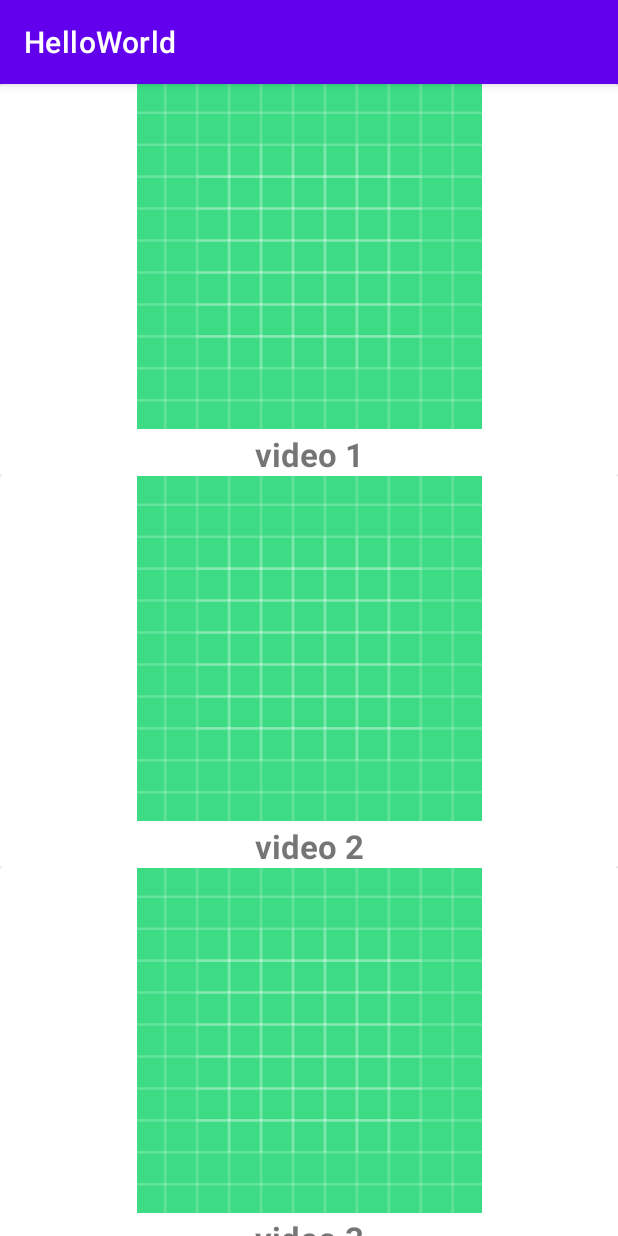
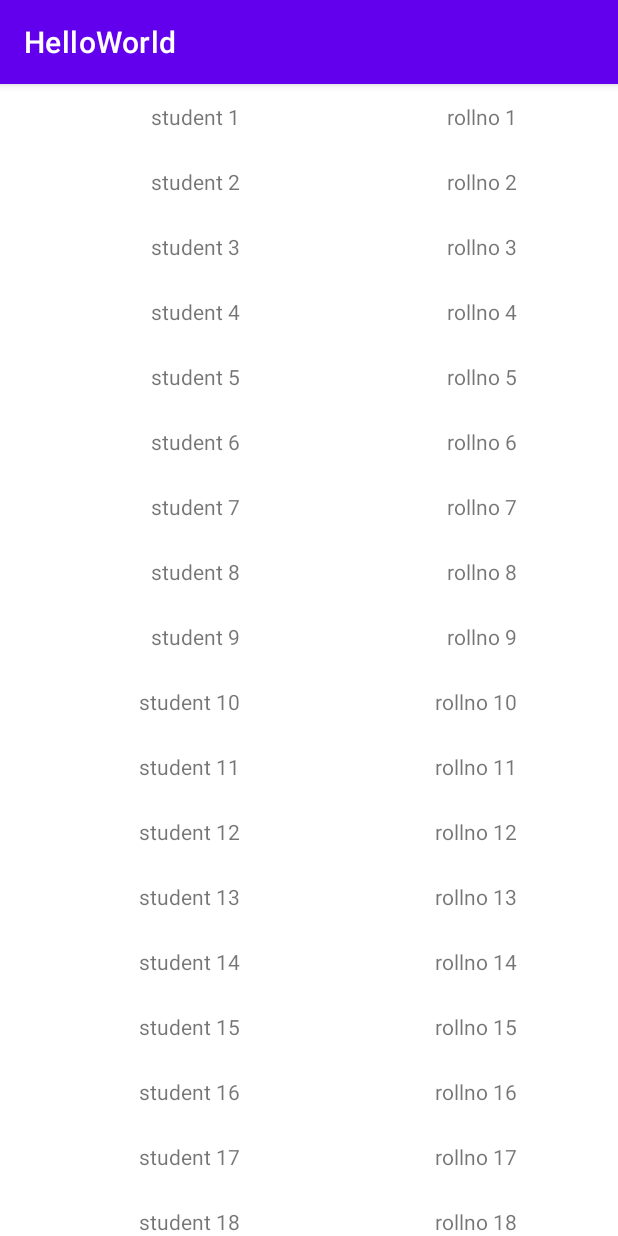
Before and after one commit to Mobile-Computing-Winter-2021/assignment0-vijayshekhar, an Android app: the screen it shows after launch (MainActivity), on a phone screen of 412 x 824 dp. Run offline under Robolectric (Android 15) with nearby library versions, the phone set to English and light mode, and no system bars.

Commit message:
RecyclerView UI done.

```diff
--- a/app/src/main/java/com/example/helloworld/Fragments/StudentListFragment.java
+++ b/app/src/main/java/com/example/helloworld/Fragments/StudentListFragment.java
@@ -14,7 +14,7 @@ import android.view.ViewGroup;
 
 import com.example.helloworld.R;
 import com.example.helloworld.Students;
-import com.example.helloworld.adaptors.ItemAdaptor;
+import com.example.helloworld.adaptors.StudentListRecyclerAdapter;
 
 import java.util.ArrayList;
 import java.util.List;
@@ -44,9 +44,7 @@ public class StudentListFragment extends Fragment {
 
 //        initData();
 
-        recyclerView.setAdapter(new ItemAdaptor(initData()));
-
-
+        recyclerView.setAdapter(new StudentListRecyclerAdapter(initData()));
 
         return view;
     }
@@ -54,11 +52,37 @@ public class StudentListFragment extends Fragment {
     private List<Students> initData() {
 
         itemList=new ArrayList<>();
-        itemList.add(new Students(R.drawable.ic_launcher_background,"video 1"));
-        itemList.add(new Students(R.drawable.ic_launcher_background,"video 2"));
-        itemList.add(new Students(R.drawable.ic_launcher_background,"video 3"));
-        itemList.add(new Students(R.drawable.ic_launcher_background,"video 4"));
-        itemList.add(new Students(R.drawable.ic_launcher_background,"video 5"));
+        itemList.add(new Students("student 1","video branch 1","rollno 1"));
+        itemList.add(new Students("student 2","video branch 2","rollno 2"));
+        itemList.add(new Students("student 3","video branch 3","rollno 3"));
+        itemList.add(new Students("student 4","video branch 4","rollno 4"));
+        itemList.add(new Students("student 5","video branch 5","rollno 5"));
+        itemList.add(new Students("student 6","video branch 6","rollno 6"));
+        itemList.add(new Students("student 7","video branch 7","rollno 7"));
+        itemList.add(new Students("student 8","video branch 8","rollno 8"));
+        itemList.add(new Students("student 9","video branch 9","rollno 9"));
+        itemList.add(new Students("student 10","video branch 10","rollno 10"));
+        itemList.add(new Students("student 11","video branch 11","rollno 11"));
+        itemList.add(new Students("student 12","video branch 12","rollno 12"));
+        itemList.add(new Students("student 13","video branch 13","rollno 13"));
+        itemList.add(new Students("student 14","video branch 14","rollno 14"));
+        itemList.add(new Students("student 15","video branch 15","rollno 15"));
+        itemList.add(new Students("student 16","video branch 16","rollno 16"));
+        itemList.add(new Students("student 17","video branch 17","rollno 17"));
+        itemList.add(new Students("student 18","video branch 18","rollno 18"));
+        itemList.add(new Students("student 19","video branch 19","rollno 19"));
+        itemList.add(new Students("student 20","video branch 20","rollno 20"));
+        itemList.add(new Students("student 21","video branch 21","rollno 21"));
+        itemList.add(new Students("student 22","video branch 22","rollno 22"));
+        itemList.add(new Students("student 23","video branch 23","rollno 23"));
+        itemList.add(new Students("student 24","video branch 24","rollno 24"));
+        itemList.add(new Students("student 25","video branch 25","rollno 25"));
+        itemList.add(new Students("student 26","video branch 26","rollno 26"));
+        itemList.add(new Students("student 27","video branch 27","rollno 27"));
+        itemList.add(new Students("student 28","video branch 28","rollno 28"));
+        itemList.add(new Students("student 29","video branch 29","rollno 29"));
+        itemList.add(new Students("student 30","video branch 30","rollno 30"));
+
 
 
         return itemList;
--- a/app/src/main/java/com/example/helloworld/Students.java
+++ b/app/src/main/java/com/example/helloworld/Students.java
@@ -2,27 +2,37 @@ package com.example.helloworld;
 
 public class Students {
 
-    int image;
-    String name;
+    String branch1;
+    String name1;
+    String rollno1;
 
-    public Students(int image, String name) {
-        this.image = image;
-        this.name = name;
+    public Students(String name, String branch, String rollno) {
+        this.branch1 = branch;
+        this.name1 = name;
+        this.rollno1 = rollno;
     }
 
-    public int getImage() {
-        return image;
+    public String getBranch1() {
+        return branch1;
     }
 
-    public void setImage(int image) {
-        this.image = image;
+    public void setBranch1(String branch1) {
+        this.branch1 = branch1;
     }
 
-    public String getName() {
-        return name;
+    public String getName1() {
+        return name1;
     }
 
-    public void setName(String name) {
-        this.name = name;
+    public void setName1(String name1) {
+        this.name1 = name1;
+    }
+
+    public String getRollno1() {
+        return rollno1;
+    }
+
+    public void setRollno1(String rollno1) {
+        this.rollno1 = rollno1;
     }
 }
--- a/app/src/main/java/com/example/helloworld/adaptors/ItemAdaptor.java
+++ b/app/src/main/java/com/example/helloworld/adaptors/StudentListRecyclerAdapter.java
@@ -3,7 +3,6 @@ package com.example.helloworld.adaptors;
 import android.view.LayoutInflater;
 import android.view.View;
 import android.view.ViewGroup;
-import android.widget.ImageView;
 import android.widget.TextView;
 
 import androidx.annotation.NonNull;
@@ -12,19 +11,20 @@ import androidx.recyclerview.widget.RecyclerView;
 import com.example.helloworld.R;
 import com.example.helloworld.Students;
 
+
 import java.util.List;
 
-public class ItemAdaptor extends RecyclerView.Adapter<ItemAdaptor.ViewHolder> {
+public class StudentListRecyclerAdapter extends RecyclerView.Adapter<StudentListRecyclerAdapter.ViewHolder> {
 
     List<Students> itemList1;
-    public ItemAdaptor(List<Students> itemList)  {
+    public StudentListRecyclerAdapter(List<Students> itemList)  {
 
         this.itemList1 = itemList;
     }
 
     @NonNull
     @Override
-    public ItemAdaptor.ViewHolder onCreateViewHolder(@NonNull ViewGroup parent, int viewType) {
+    public StudentListRecyclerAdapter.ViewHolder onCreateViewHolder(@NonNull ViewGroup parent, int viewType) {
         View view = LayoutInflater.from(parent.getContext()).inflate(R.layout.row_items,parent,false);
         ViewHolder viewHolder = new ViewHolder(view);
 
@@ -32,10 +32,10 @@ public class ItemAdaptor extends RecyclerView.Adapter<ItemAdaptor.ViewHolder> {
     }
 
     @Override
-    public void onBindViewHolder(@NonNull ItemAdaptor.ViewHolder holder, int position) {
+    public void onBindViewHolder(@NonNull StudentListRecyclerAdapter.ViewHolder holder, int position) {
 
-        holder.itemImage.setImageResource(itemList1.get(position).getImage());
-        holder.itemText.setText(itemList1.get(position).getName());
+        holder.nameText.setText(itemList1.get(position).getName1());
+        holder.rollnoText.setText(itemList1.get(position).getRollno1());
 
     }
 
@@ -46,14 +46,14 @@ public class ItemAdaptor extends RecyclerView.Adapter<ItemAdaptor.ViewHolder> {
 
     public class ViewHolder extends RecyclerView.ViewHolder {
 
-        ImageView itemImage;
-        TextView itemText;
+        TextView nameText;
+        TextView rollnoText;
 
         public ViewHolder(@NonNull View itemView) {
             super(itemView);
 
-            itemImage = itemView.findViewById(R.id.itemImg);
-            itemText = itemView.findViewById(R.id.itemName);
+            nameText = itemView.findViewById(R.id.name_tv);
+            rollnoText = itemView.findViewById(R.id.rollno_tv);
 
 
         }
--- a/app/src/main/res/layout/row_items.xml
+++ b/app/src/main/res/layout/row_items.xml
@@ -2,46 +2,45 @@
 <RelativeLayout xmlns:android="http://schemas.android.com/apk/res/android"
     android:layout_width="match_parent" android:layout_height="wrap_content">
 
-    <androidx.cardview.widget.CardView
+    <FrameLayout
         android:layout_width="match_parent"
-        android:layout_height="wrap_content">
+        android:layout_height="wrap_content"
+        android:layout_margin="12dp">
+
         <LinearLayout
+            android:id="@+id/layout_id1"
             android:layout_width="match_parent"
-            android:layout_height="wrap_content"
-            android:orientation="vertical"
-            android:id="@+id/layout_id1">
+            android:layout_height="match_parent"
+            android:orientation="horizontal">
 
-            <ImageView
-                android:layout_width="match_parent"
-                android:layout_height="230dp"
-                android:id="@+id/itemImg"
-                android:src="@drawable/ic_launcher_background"/>
 
             <TextView
-                android:layout_width="match_parent"
+                android:id="@+id/name_tv"
+                android:layout_width="wrap_content"
                 android:layout_height="wrap_content"
-                android:id="@+id/itemName"
-                android:text="name"
-                android:gravity="center"
-                android:layout_marginTop="2dp"
-                android:textStyle="bold"
-                android:textSize="22dp"/>
+                android:layout_weight="1"
+                android:text="Name"
+                android:textAlignment="center"/>
 
-<!--            <Button-->
-<!--                android:id="@+id/button1"-->
-<!--                android:layout_width="fill_parent"-->
-<!--                android:layout_height="wrap_content"-->
-<!--                android:layout_weight="1"-->
-<!--                android:text="Button" />-->
+            <TextView
+                android:id="@+id/rollno_tv"
+                android:layout_width="wrap_content"
+                android:layout_height="wrap_content"
+                android:layout_weight="0"
+                android:text="Roll No"
+                android:paddingLeft="50dp"
+                android:paddingEnd="55dp"
 
-<!--            <Button-->
-<!--                android:id="@+id/button2"-->
-<!--                android:layout_width="fill_parent"-->
-<!--                android:layout_weight="1"-->
-<!--                android:layout_height="wrap_content"-->
-<!--                android:text="Button" />-->
+                />
+
+            <!--            <TextView-->
+            <!--                android:id="@+id/branch_tv"-->
+            <!--                android:layout_width="fill_parent"-->
+            <!--                android:layout_weight="1"-->
+            <!--                android:layout_height="wrap_content"-->
+            <!--                android:text="Branch" />-->
 
         </LinearLayout>
 
-    </androidx.cardview.widget.CardView>
+    </FrameLayout>
 </RelativeLayout>
```
